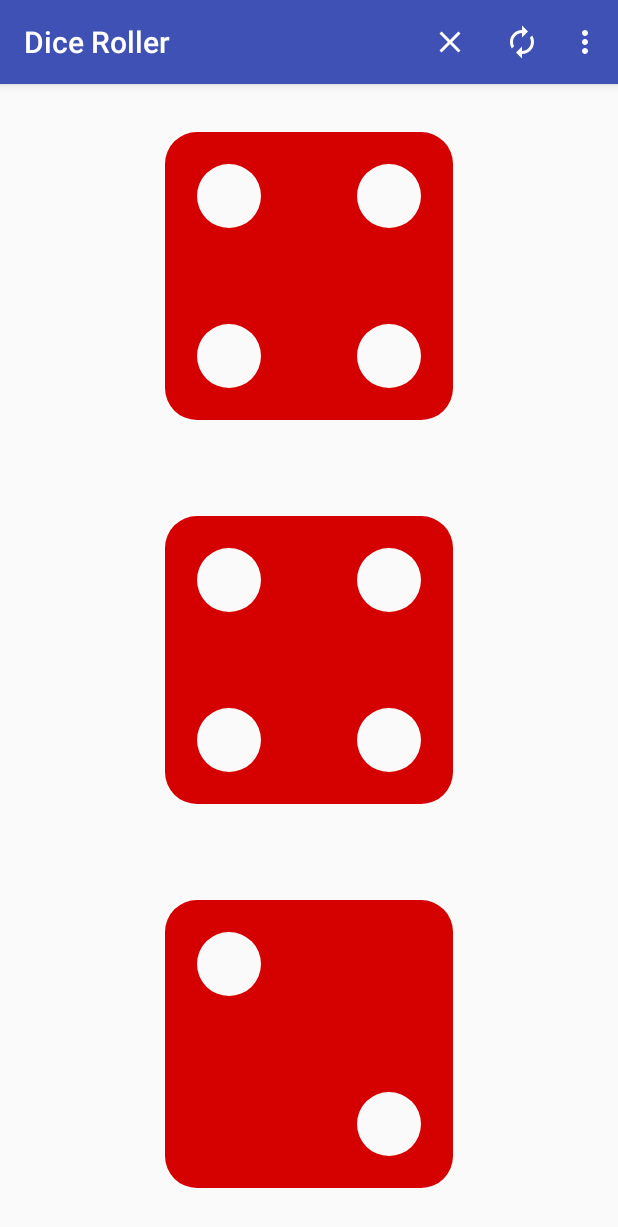
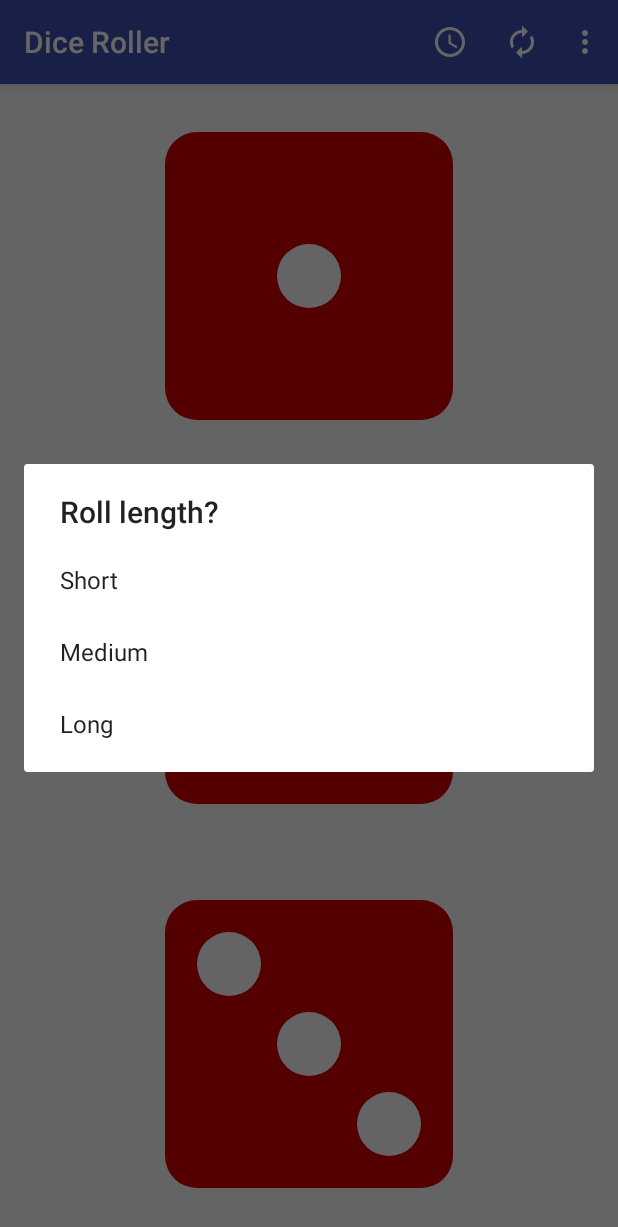
Before and after one commit to abhranja-sudo/Dice-Roller, an Android app: the screen it shows after launch (MainActivity), after a tap on "Roll", on a phone screen of 412 x 824 dp. Shown: the top 1227 px of the screen. Run offline under Robolectric (Android 15) with nearby library versions, the phone set to English and light mode, and no system bars.

Commit message:
Added dialog for selecting timer

```diff
--- a/app/src/main/java/com/zybooks/diceroller/MainActivity.kt
+++ b/app/src/main/java/com/zybooks/diceroller/MainActivity.kt
@@ -11,13 +11,20 @@ import androidx.core.content.ContextCompat
 
 const val MAX_DICE = 3
 
-class MainActivity : AppCompatActivity() {
+class MainActivity : AppCompatActivity(),
+    RollLengthDialogFragment.OnRollLengthSelectedListener {
 
+    private var timerLength = 2000L
     private lateinit var optionsMenu: Menu
     private var timer: CountDownTimer? = null
     private var numVisibleDice = MAX_DICE
     private lateinit var diceList: MutableList<Dice>
     private lateinit var diceImageViewList: MutableList<ImageView>
+
+    override fun onRollLengthClick(which: Int) {
+        // Convert to milliseconds
+        timerLength = 1000L * (which + 1)
+    }
 
     override fun onCreate(savedInstanceState: Bundle?) {
         super.onCreate(savedInstanceState)
@@ -70,6 +77,11 @@ class MainActivity : AppCompatActivity() {
                 rollDice()
                 true
             }
+            R.id.action_roll_length -> {
+                val dialog = RollLengthDialogFragment()
+                dialog.show(supportFragmentManager, "rollLengthDialog")
+                true
+            }
             else -> super.onOptionsItemSelected(item)
         }
     }
@@ -78,7 +90,8 @@ class MainActivity : AppCompatActivity() {
         timer?.cancel()
 
         // Start a timer that periodically changes each visible dice
-        timer = object : CountDownTimer(2000, 100) {
+
+        timer = object : CountDownTimer(timerLength, 100) {
             override fun onTick(millisUntilFinished: Long) {
                 for (i in 0 until numVisibleDice) {
                     diceList[i].roll()
--- /dev/null
+++ b/app/src/main/java/com/zybooks/diceroller/RollLengthDialogFragment.kt
@@ -0,0 +1,31 @@
+package com.zybooks.diceroller
+
+import android.app.Dialog
+import android.content.Context
+import android.os.Bundle
+import androidx.appcompat.app.AlertDialog
+import androidx.fragment.app.DialogFragment
+
+class RollLengthDialogFragment : DialogFragment() {
+
+    interface OnRollLengthSelectedListener {
+        fun onRollLengthClick(which: Int)
+    }
+
+    private lateinit var listener: OnRollLengthSelectedListener
+
+    override fun onCreateDialog(savedInstanceState: Bundle?): Dialog {
+        val builder = AlertDialog.Builder(requireActivity())
+        builder.setTitle(R.string.pick_roll_length)
+        builder.setItems(R.array.length_array) { _, which ->
+            // 'which' is the zero-based index position chosen
+            listener.onRollLengthClick(which)
+        }
+        return builder.create()
+    }
+
+    override fun onAttach(context: Context) {
+        super.onAttach(context)
+        listener = context as OnRollLengthSelectedListener
+    }
+}
--- a/app/src/main/res/menu/appbar_menu.xml
+++ b/app/src/main/res/menu/appbar_menu.xml
@@ -5,6 +5,11 @@
         android:title="@string/action_stop"
         android:icon="@drawable/stop"
         android:visible="false"
+        app:showAsAction="ifRoom"/>
+
+    <item android:id="@+id/action_roll_length"
+        android:title="@string/action_roll"
+        android:icon="@drawable/timer"
         app:showAsAction="ifRoom"/>
 
     <item android:id="@+id/action_roll"
--- a/app/src/main/res/values/strings.xml
+++ b/app/src/main/res/values/strings.xml
@@ -6,4 +6,15 @@
     <string name="action_three">Three</string>
     <string name="action_stop">Stop</string>
     <string name="dice_one">1</string>
+
+    <!-- Dialog title -->
+    <string name="pick_roll_length">Roll length?</string>
+
+    <!-- Dialog list options -->
+    <string-array name="length_array">
+        <item>Short</item>
+        <item>Medium</item>
+        <item>Long</item>
+    </string-array>
+
 </resources>
```
